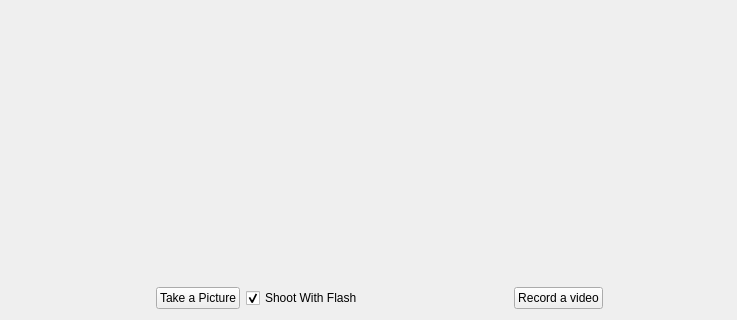
Before: the Qt Designer form src/mainWidget.ui in KDE/kamoso, drawn with Qt 5; both pictures show x 0 to 737 and y 496 to 816 of the 845 by 816 pixel window.
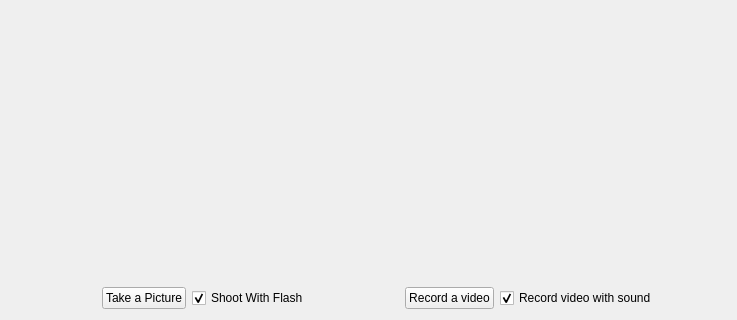
After: the same form once the commit is applied. Custom widgets are drawn as their Qt base class.

Commit message: Added a checkbox to decide if you want record video with or without sound.

What changed in the file:
```diff
--- a/src/mainWidget.ui
+++ b/src/mainWidget.ui
@@ -176,6 +176,16 @@
        </property>
       </widget>
      </item>
+     <item>
+      <widget class="QCheckBox" name="videoSound">
+       <property name="text">
+        <string>Record video with sound</string>
+       </property>
+       <property name="checked">
+        <bool>true</bool>
+       </property>
+      </widget>
+     </item>
      <item>
       <spacer name="horizontalSpacer_3">
        <property name="orientation">
```
The commit also changes 3 other files.
